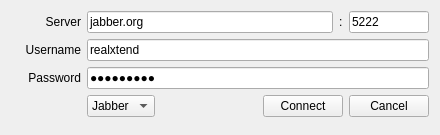
First picture: the form in bin/data/ui/communications_login.ui, repository realXtend/tundra, before the edit.
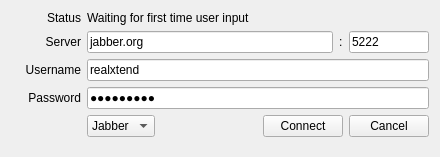
Second picture: the form after the edit.

Commit message: * New .ui file with status text area

The edit to the form file:
```diff
--- a/bin/data/ui/communications_login.ui
+++ b/bin/data/ui/communications_login.ui
@@ -7,13 +7,13 @@
     <x>0</x>
     <y>0</y>
     <width>440</width>
-    <height>135</height>
+    <height>157</height>
    </rect>
   </property>
   <property name="minimumSize">
    <size>
     <width>440</width>
-    <height>135</height>
+    <height>157</height>
    </size>
   </property>
   <property name="windowTitle">
@@ -22,6 +22,39 @@
   <layout class="QVBoxLayout" name="verticalLayout_2">
    <item>
     <layout class="QVBoxLayout" name="verticalLayout">
+     <item>
+      <layout class="QHBoxLayout" name="horizontalLayout_5">
+       <item>
+        <widget class="QLabel" name="label_Statustitle">
+         <property name="minimumSize">
+          <size>
+           <width>70</width>
+           <height>0</height>
+          </size>
+         </property>
+         <property name="text">
+          <string>Status</string>
+         </property>
+         <property name="alignment">
+          <set>Qt::AlignRight|Qt::AlignTrailing|Qt::AlignVCenter</set>
+         </property>
+        </widget>
+       </item>
+       <item>
+        <widget class="QLabel" name="label_Status">
+         <property name="sizePolicy">
+          <sizepolicy hsizetype="Expanding" vsizetype="Preferred">
+           <horstretch>0</horstretch>
+           <verstretch>0</verstretch>
+          </sizepolicy>
+         </property>
+         <property name="text">
+          <string>Waiting for first time user input</string>
+         </property>
+        </widget>
+       </item>
+      </layout>
+     </item>
      <item>
       <layout class="QHBoxLayout" name="horizontalLayout">
        <item>
```
